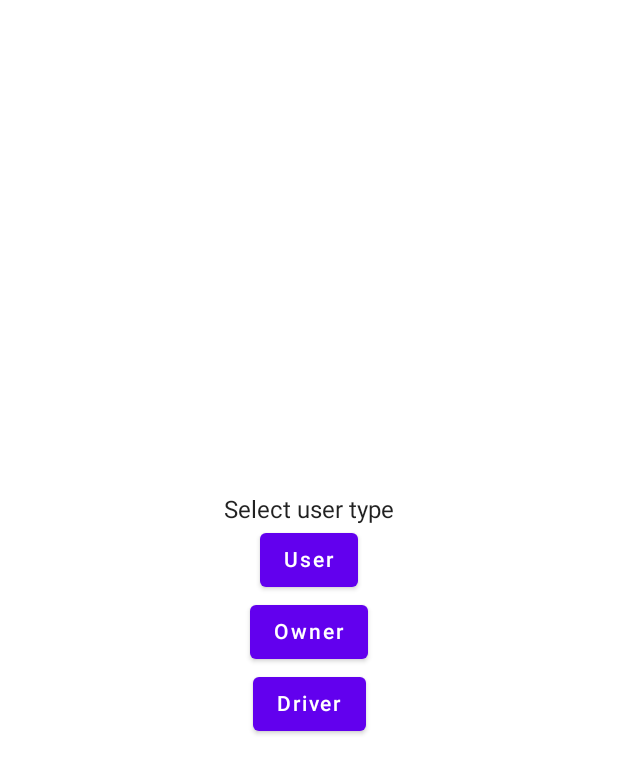
After one commit to AizenAngel/EatRoom, an Android app built with Jetpack Compose: the composable LoginScreen shown on its own in the app's theme, on a phone screen of 412 x 824 dp. The commit adds this screen. Shown: the top 774 px of the screen. Run offline under Robolectric (Android 15) with nearby library versions, the phone set to English and light mode, and no system bars; libraries missing offline, so code that uses them is left out: com.ramcosta.composedestinations; 1 statement that could not run was skipped.

Commit message:
setup navigation

```diff
--- /dev/null
+++ b/EatRoom/EatRoom/app/src/main/java/com/example/eatroom/data/Dish.kt
@@ -0,0 +1,6 @@
+package com.example.eatroom.data
+
+data class Dish(
+    val name: String,
+    val price: Int
+)
--- /dev/null
+++ b/EatRoom/EatRoom/app/src/main/java/com/example/eatroom/data/Order.kt
@@ -0,0 +1,6 @@
+package com.example.eatroom.data
+
+data class Order(
+    val restaurantName: String,
+    val dishes: List<Dish>
+)
--- /dev/null
+++ b/EatRoom/EatRoom/app/src/main/java/com/example/eatroom/data/Restaurant.kt
@@ -0,0 +1,6 @@
+package com.example.eatroom.data
+
+data class Restaurant(
+    val name: String,
+    val dishes: List<Dish>
+)
--- /dev/null
+++ b/EatRoom/EatRoom/app/src/main/java/com/example/eatroom/ui/screens/LoginScreen.kt
@@ -0,0 +1,49 @@
+package com.example.eatroom.ui.screens
+
+import androidx.compose.foundation.layout.Arrangement
+import androidx.compose.foundation.layout.Column
+import androidx.compose.foundation.layout.fillMaxSize
+import androidx.compose.material.Button
+import androidx.compose.material.Text
+import androidx.compose.runtime.Composable
+import androidx.compose.ui.Alignment
+import androidx.compose.ui.Modifier
+import com.example.eatroom.ui.screens.destinations.OrderListScreenDestination
+import com.example.eatroom.ui.screens.destinations.RestaurantScreenDestination
+import com.ramcosta.composedestinations.annotation.Destination
+import com.ramcosta.composedestinations.navigation.DestinationsNavigator
+
+@Destination(start = true)
+@Composable
+fun LoginScreen(
+    navigator: DestinationsNavigator
+) {
+    Column(
+        modifier = Modifier.fillMaxSize(),
+        verticalArrangement = Arrangement.Center,
+        horizontalAlignment = Alignment.CenterHorizontally
+    ) {
+        Text(text = "Select user type")
+        Button(
+            onClick = {
+                navigator.navigate(RestaurantScreenDestination())
+            }
+        ) {
+            Text(text = "User")
+        }
+        Button(
+            onClick = {
+                navigator.navigate(RestaurantScreenDestination())
+            }
+        ) {
+            Text(text = "Owner")
+        }
+        Button(
+            onClick = {
+                navigator.navigate(OrderListScreenDestination())
+            }
+        ) {
+            Text(text = "Driver")
+        }
+    }
+}
--- a/EatRoom/EatRoom/build.gradle
+++ b/EatRoom/EatRoom/build.gradle
@@ -1,15 +1,15 @@
 // Top-level build file where you can add configuration options common to all sub-projects/modules.
 buildscript {
     ext {
-        compose_version = '1.0.1'
+        compose_version = '1.1.1'
     }
     repositories {
         google()
         mavenCentral()
     }
     dependencies {
-        classpath "com.android.tools.build:gradle:7.0.1"
-        classpath "org.jetbrains.kotlin:kotlin-gradle-plugin:1.5.21"
+        classpath "com.android.tools.build:gradle:7.0.4"
+        classpath "org.jetbrains.kotlin:kotlin-gradle-plugin:1.6.10"
 
         // NOTE: Do not place your application dependencies here; they belong
         // in the individual module build.gradle files
```
Also changed, not shown: EatRoom/EatRoom/app/build.gradle (+16 -0 lines), EatRoom/EatRoom/app/src/main/java/com/example/eatroom/MainActivity.kt (+3 -15 lines), EatRoom/EatRoom/app/src/main/java/com/example/eatroom/data/UserType.kt (added, +7 -0 lines), EatRoom/EatRoom/app/src/main/java/com/example/eatroom/ui/screens/MenuScreen.kt (added, +14 -0 lines), EatRoom/EatRoom/app/src/main/java/com/example/eatroom/ui/screens/OrderListScreen.kt (added, +14 -0 lines), EatRoom/EatRoom/app/src/main/java/com/example/eatroom/ui/screens/OrderScreen.kt (added, +14 -0 lines), EatRoom/EatRoom/app/src/main/java/com/example/eatroom/ui/screens/RestaurantListScreen.kt (added, +14 -0 lines).
